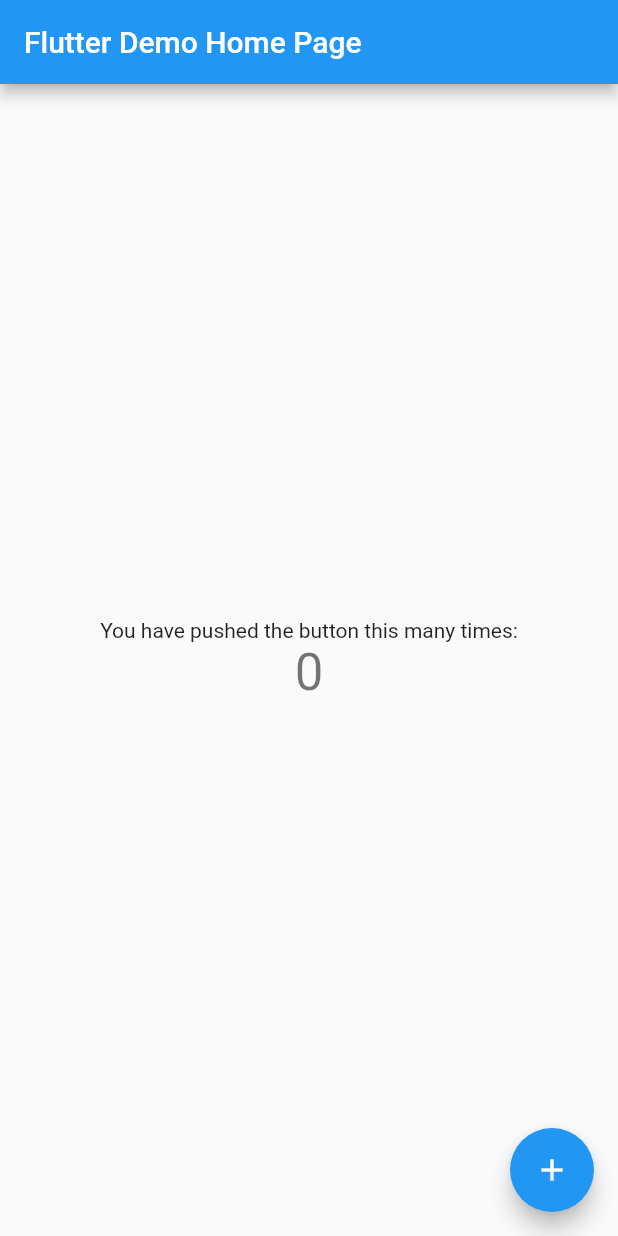
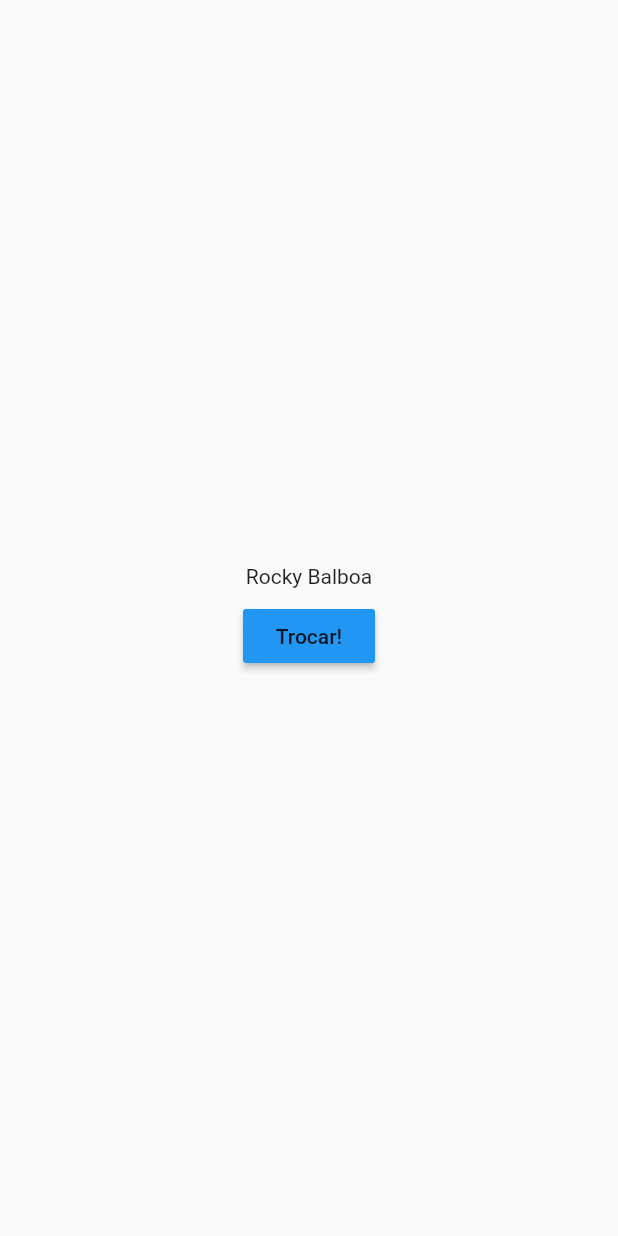
Before and after one commit to luisfelipeas5/flutter_introduction, a Flutter app: the screen it shows after launch, on a phone screen of 412 x 824 dp. Run offline on Flutter 3.47's test engine with Material 2 defaults, Android fonts, the phone set to English and light mode, and no system bars.

Commit message:
MovieWidget

```diff
--- a/lib/main.dart
+++ b/lib/main.dart
@@ -2,6 +2,7 @@ import 'package:flutter/material.dart';
 import 'package:flutter_introduction/dart_samples/dart_samples.dart';
 
 void main() {
+  WidgetsFlutterBinding.ensureInitialized();
   runDartSamples();
   runApp(const MyApp());
 }
@@ -9,109 +10,55 @@ void main() {
 class MyApp extends StatelessWidget {
   const MyApp({super.key});
 
-  // This widget is the root of your application.
   @override
   Widget build(BuildContext context) {
     return MaterialApp(
       title: 'Flutter Demo',
       theme: ThemeData(
-        // This is the theme of your application.
-        //
-        // Try running your application with "flutter run". You'll see the
-        // application has a blue toolbar. Then, without quitting the app, try
-        // changing the primarySwatch below to Colors.green and then invoke
-        // "hot reload" (press "r" in the console where you ran "flutter run",
-        // or simply save your changes to "hot reload" in a Flutter IDE).
-        // Notice that the counter didn't reset back to zero; the application
-        // is not restarted.
         primarySwatch: Colors.blue,
       ),
-      home: const MyHomePage(title: 'Flutter Demo Home Page'),
+      home: const MovieWidget(),
     );
   }
 }
 
-class MyHomePage extends StatefulWidget {
-  const MyHomePage({super.key, required this.title});
-
-  // This widget is the home page of your application. It is stateful, meaning
-  // that it has a State object (defined below) that contains fields that affect
-  // how it looks.
-
-  // This class is the configuration for the state. It holds the values (in this
-  // case the title) provided by the parent (in this case the App widget) and
-  // used by the build method of the State. Fields in a Widget subclass are
-  // always marked "final".
-
-  final String title;
+class MovieWidget extends StatefulWidget {
+  const MovieWidget({
+    super.key,
+  });
 
   @override
-  State<MyHomePage> createState() => _MyHomePageState();
+  State<MovieWidget> createState() => _MovieWidgetState();
 }
 
-class _MyHomePageState extends State<MyHomePage> {
-  int _counter = 0;
-
-  void _incrementCounter() {
-    setState(() {
-      // This call to setState tells the Flutter framework that something has
-      // changed in this State, which causes it to rerun the build method below
-      // so that the display can reflect the updated values. If we changed
-      // _counter without calling setState(), then the build method would not be
-      // called again, and so nothing would appear to happen.
-      _counter++;
-    });
-  }
+class _MovieWidgetState extends State<MovieWidget> {
+  bool _changed = false;
 
   @override
   Widget build(BuildContext context) {
-    // This method is rerun every time setState is called, for instance as done
-    // by the _incrementCounter method above.
-    //
-    // The Flutter framework has been optimized to make rerunning build methods
-    // fast, so that you can just rebuild anything that needs updating rather
-    // than having to individually change instances of widgets.
     return Scaffold(
-      appBar: AppBar(
-        // Here we take the value from the MyHomePage object that was created by
-        // the App.build method, and use it to set our appbar title.
-        title: Text(widget.title),
+      body: Column(
+        mainAxisSize: MainAxisSize.max,
+        mainAxisAlignment: MainAxisAlignment.center,
+        crossAxisAlignment: CrossAxisAlignment.center,
+        children: [
+          Center(
+            child: Text(
+              _changed ? "Creed" : "Rocky Balboa",
+            ),
+          ),
+          const SizedBox(height: 8),
+          MaterialButton(
+            onPressed: () {
+              setState(() {
+                _changed = !_changed;
+              });
+            },
+            color: Colors.blue,
+            child: const Text("Trocar!"),
+          ),
+        ],
       ),
-      body: Center(
-        // Center is a layout widget. It takes a single child and positions it
-        // in the middle of the parent.
-        child: Column(
-          // Column is also a layout widget. It takes a list of children and
-          // arranges them vertically. By default, it sizes itself to fit its
-          // children horizontally, and tries to be as tall as its parent.
-          //
-          // Invoke "debug painting" (press "p" in the console, choose the
-          // "Toggle Debug Paint" action from the Flutter Inspector in Android
-          // Studio, or the "Toggle Debug Paint" command in Visual Studio Code)
-          // to see the wireframe for each widget.
-          //
-          // Column has various properties to control how it sizes itself and
-          // how it positions its children. Here we use mainAxisAlignment to
-          // center the children vertically; the main axis here is the vertical
-          // axis because Columns are vertical (the cross axis would be
-          // horizontal).
-          mainAxisAlignment: MainAxisAlignment.center,
-          children: <Widget>[
-            const Text(
-              'You have pushed the button this many times:',
-            ),
-            Text(
-              '$_counter',
-              style: Theme.of(context).textTheme.headline4,
-            ),
-          ],
-        ),
-      ),
-      floatingActionButton: FloatingActionButton(
-        onPressed: _incrementCounter,
-        tooltip: 'Increment',
-        child: const Icon(Icons.add),
-      ), // This trailing comma makes auto-formatting nicer for build methods.
     );
   }
 }
--- a/pubspec.yaml
+++ b/pubspec.yaml
@@ -36,6 +36,8 @@ dependencies:
   # The following adds the Cupertino Icons font to your application.
   # Use with the CupertinoIcons class for iOS style icons.
   cupertino_icons: ^1.0.2
+  intl: ^0.18.0
+  flutter_bloc: ^8.1.1
 
 dev_dependencies:
   flutter_test:
@@ -60,8 +62,8 @@ flutter:
   uses-material-design: true
 
   # To add assets to your application, add an assets section, like this:
-  # assets:
-  #   - images/a_dot_burr.jpeg
+  assets:
+    - res/movies.json
   #   - images/a_dot_ham.jpeg
 
   # An image asset can refer to one or more resolution-specific "variants", see
```
Also changed, not shown: lib/dart_samples/async_await.dart (added, +18 -0 lines), lib/dart_samples/dart_samples.dart (+62 -5 lines), lib/dart_samples/extensions.dart (added, +20 -0 lines), lib/dart_samples/functions.dart (added, +29 -0 lines), lib/dart_samples/isolates.dart (added, +31 -0 lines), lib/dart_samples/null_safety.dart (added, +29 -0 lines), lib/dart_samples/streams.dart (added, +25 -0 lines), lib/dart_samples/typedef.dart (added, +12 -0 lines), res/movies.json (added, +7 -0 lines), pubspec.lock, 7 other files.
